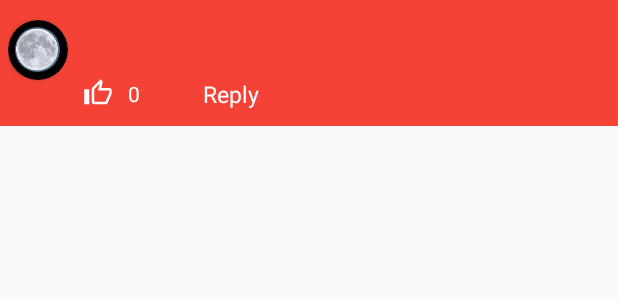
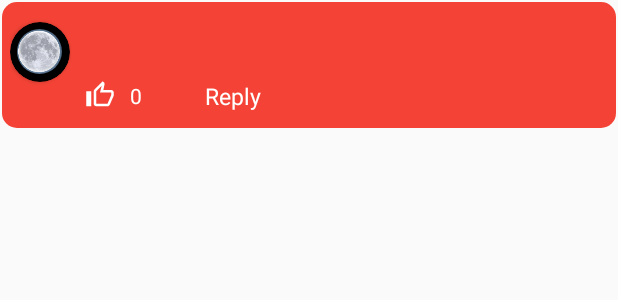
Before and after one commit to shiva2206/Moon---dating-app, an Android app: the layout adap_comments.xml on its own in the app's theme, with its tools: preview values and no code run, on a phone screen of 412 x 824 dp. Shown: the top 300 px of the screen. Run offline under Robolectric (Android 15) with nearby library versions, the phone set to English and light mode, and no system bars; plain views replace SocialEditText.

Commit message:
comments completed

```diff
--- /dev/null
+++ b/HoneyMoon/app/src/main/res/drawable/solidrect3.xml
@@ -0,0 +1,9 @@
+<?xml version="1.0" encoding="utf-8"?>
+<shape android:shape="rectangle" xmlns:android="http://schemas.android.com/apk/res/android">
+    <solid
+        android:color="@color/bgredy"
+        >
+
+    </solid>
+    <corners android:radius="10dp"></corners>
+</shape>
--- a/HoneyMoon/app/src/main/res/layout/adap_comments.xml
+++ b/HoneyMoon/app/src/main/res/layout/adap_comments.xml
@@ -4,7 +4,7 @@
     android:layout_width="match_parent"
     android:layout_height="wrap_content"
     xmlns:app="http://schemas.android.com/apk/res-auto"
-
+    android:layout_margin="1dp"
     >
     <androidx.core.widget.NestedScrollView
         android:layout_width="match_parent"
@@ -12,7 +12,7 @@
         <RelativeLayout
             android:layout_width="match_parent"
             android:layout_height="wrap_content"
-            android:background="@color/bgredy">
+            android:background="@drawable/solidrect3">
 
 
 
@@ -187,22 +187,22 @@
                     android:layout_height="wrap_content"
                     android:id="@+id/replylayout"
                     android:visibility="gone"
-                    android:background="@color/black"
+                    android:background="@color/bgredy"
                     android:layout_below="@+id/revie"
                     android:orientation="horizontal"
                     android:layout_marginLeft="30dp"
                     >
-                    <androidx.cardview.widget.CardView
+                    <RelativeLayout
                         android:layout_width="40dp"
                         android:layout_height="40dp"
                         android:layout_centerVertical="true"
                         app:cardCornerRadius="100dp"
                         android:id="@+id/fg"
-                        android:backgroundTint="@color/black">
+                        >
                         <de.hdodenhof.circleimageview.CircleImageView
                             android:layout_width="match_parent"
                             android:layout_height="match_parent"
-                            android:background="@color/black"
+
                             android:id="@+id/cardiew">
 
                         </de.hdodenhof.circleimageview.CircleImageView>
@@ -211,10 +211,12 @@
                             android:layout_height="30dp"
                             android:src="@mipmap/logo"
                             android:id="@+id/reppro"
+                            android:layout_centerHorizontal="true"
+                            android:layout_centerVertical="true"
                             android:layout_gravity="center">
 
                         </de.hdodenhof.circleimageview.CircleImageView>
-                    </androidx.cardview.widget.CardView>
+                    </RelativeLayout>
 
                     <TextView
                         android:id="@+id/reppusernme"
```
Also changed, not shown: HoneyMoon/app/src/main/res/layout/adap_reply.xml (+10 -9 lines).
